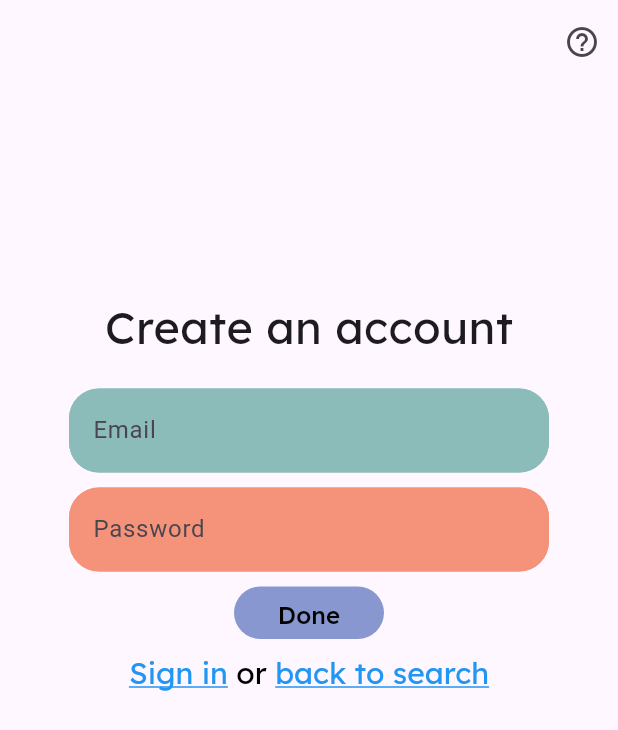
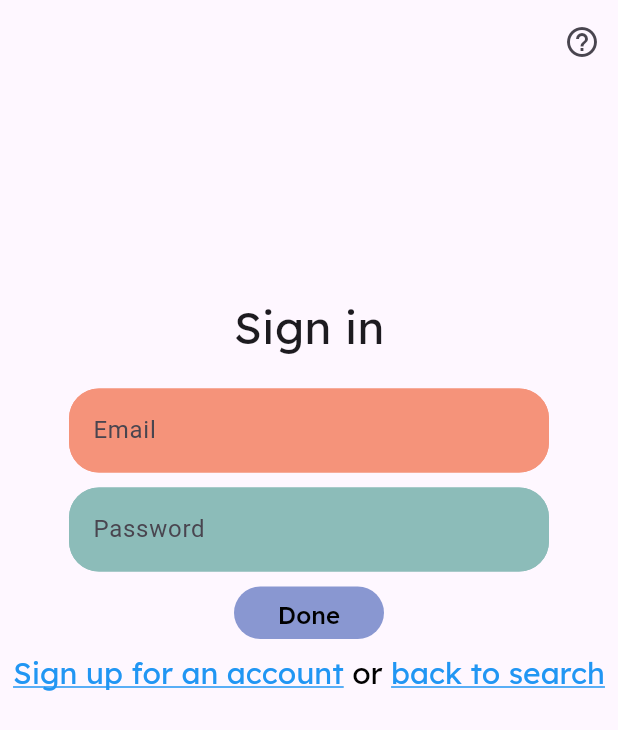
Before and after one commit to elise1365/recipeSearcher, a Flutter app: the screen it shows after launch, after a tap on "Done", on a phone screen of 412 x 824 dp. Shown: the top 730 px of the screen. Run offline on Flutter 3.47's test engine with Material 3 defaults, Android fonts, the phone set to English and light mode, and no system bars; our stand-ins replace get, google_fonts, supabase_flutter; missing offline and left inert: supabase_auth_ui; accounts and stored records are empty; network calls fail.

Commit message:
got sign in sorta working, working on error handling now

```diff
--- a/lib/main.dart
+++ b/lib/main.dart
@@ -2,7 +2,7 @@ import 'package:flutter/material.dart';
 import 'package:supabase_flutter/supabase_flutter.dart';
 import 'searchPage.dart';
 import 'resultsPage.dart';
-import 'signUpPage.dart';
+import 'signInPage.dart';
 
 void main() async {
   WidgetsFlutterBinding.ensureInitialized();
@@ -28,7 +28,7 @@ class MyApp extends StatelessWidget {
     return MaterialApp(
       title: 'Recipe Searcher',
       debugShowCheckedModeBanner: false,
-      home: signUp(),
+      home: signIn(),
     );
   }
 }
--- a/lib/signInPage.dart
+++ b/lib/signInPage.dart
@@ -1,11 +1,13 @@
 import 'package:flutter/gestures.dart';
 import 'package:flutter/material.dart';
+import 'package:get/get.dart';
 import 'package:recipe_thing/resultsPage.dart';
 import 'package:supabase_flutter/supabase_flutter.dart';
 import 'package:google_fonts/google_fonts.dart';
 import 'helpWidget.dart';
 import 'signUpPage.dart';
 import 'searchPage.dart';
+import 'errorWidget.dart';
 
 class signIn extends StatefulWidget{
 
@@ -15,11 +17,13 @@ class signIn extends StatefulWidget{
 
 class signInState extends State<signIn>{
 
-  final myController = TextEditingController();
+  final emailController = TextEditingController();
+  final passwordController = TextEditingController();
 
   @override
   void dispose() {
-    myController.dispose();
+    emailController.dispose();
+    passwordController.dispose();
     super.dispose();
   }
 
@@ -47,7 +51,7 @@ class signInState extends State<signIn>{
                   SizedBox(
                       width: 320,
                       child: TextField(
-                          controller: myController,
+                          controller: emailController,
                           style: GoogleFonts.lexend(textStyle: TextStyle()),
                           decoration: InputDecoration(
                               border: OutlineInputBorder(borderRadius: BorderRadius.all(Radius.circular(20))),
@@ -63,7 +67,7 @@ class signInState extends State<signIn>{
                   SizedBox(
                       width: 320,
                       child: TextField(
-                          controller: myController,
+                          controller: passwordController,
                           style: GoogleFonts.lexend(textStyle: TextStyle()),
                           decoration: InputDecoration(
                               border: OutlineInputBorder(borderRadius: BorderRadius.all(Radius.circular(20))),
@@ -81,8 +85,29 @@ class signInState extends State<signIn>{
                       height: 35,
                       child: TextButton(
                           child: Text('Done', style: GoogleFonts.lexend(textStyle: TextStyle(color: Colors.black, fontSize: 16))),
-                          onPressed: (){
+                          onPressed: () async {
+                            try {
+                              // Attempt to sign in the user
+                              final response = await Supabase.instance.client.auth.signInWithPassword(
+                                  email: emailController.text,
+                                  password: passwordController.text
+                              );
 
+                              final User? user = response.user;
+                              if (user != null) {
+                                print('Sign in successful');
+                                Navigator.push(
+                                    context,
+                                    MaterialPageRoute(builder: (context) => searchPage())
+                                );
+                              } else {
+                                print('Sign in unsuccessful');
+                                displayErrorMessage(errorMessage: 'Sign in unsuccessful');
+                              }
+                            } catch (error) {
+                              print('Sign in error: $error');
+                              displayErrorMessage(errorMessage: 'Sign in unsuccessful');
+                            }
                           },
                           style: TextButton.styleFrom(
                               backgroundColor: Color(0xFF8997D1)
```
Also changed, not shown: lib/errorWidget.dart (added, +25 -0 lines), lib/signUpPage.dart (+2 -8 lines).
